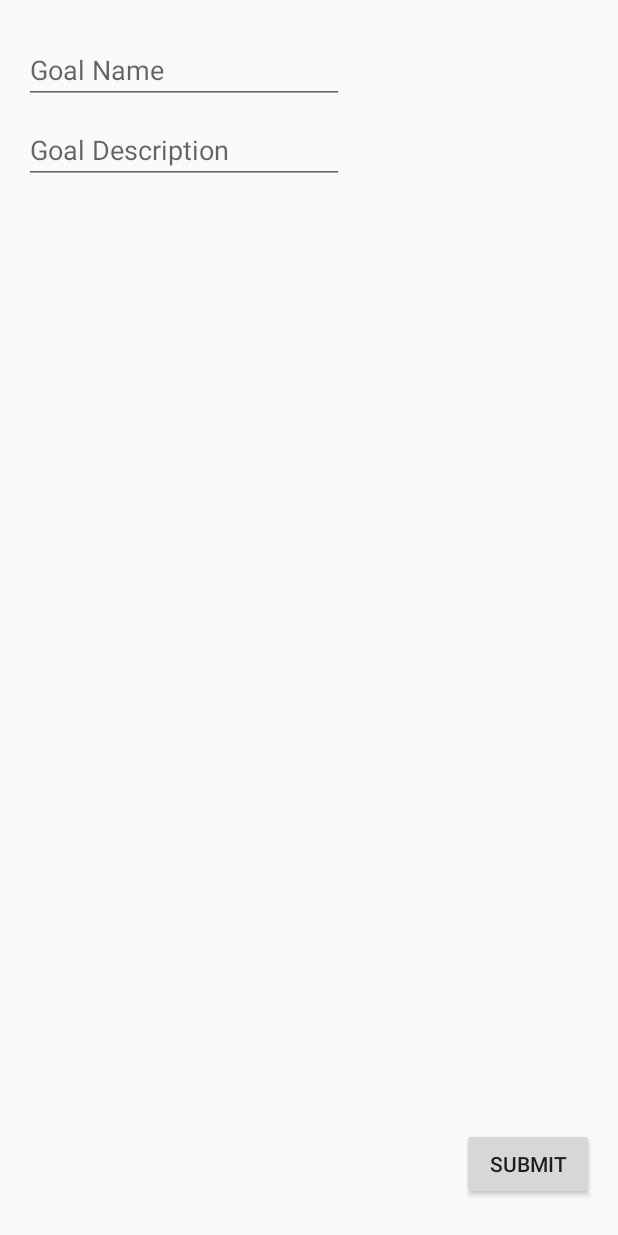
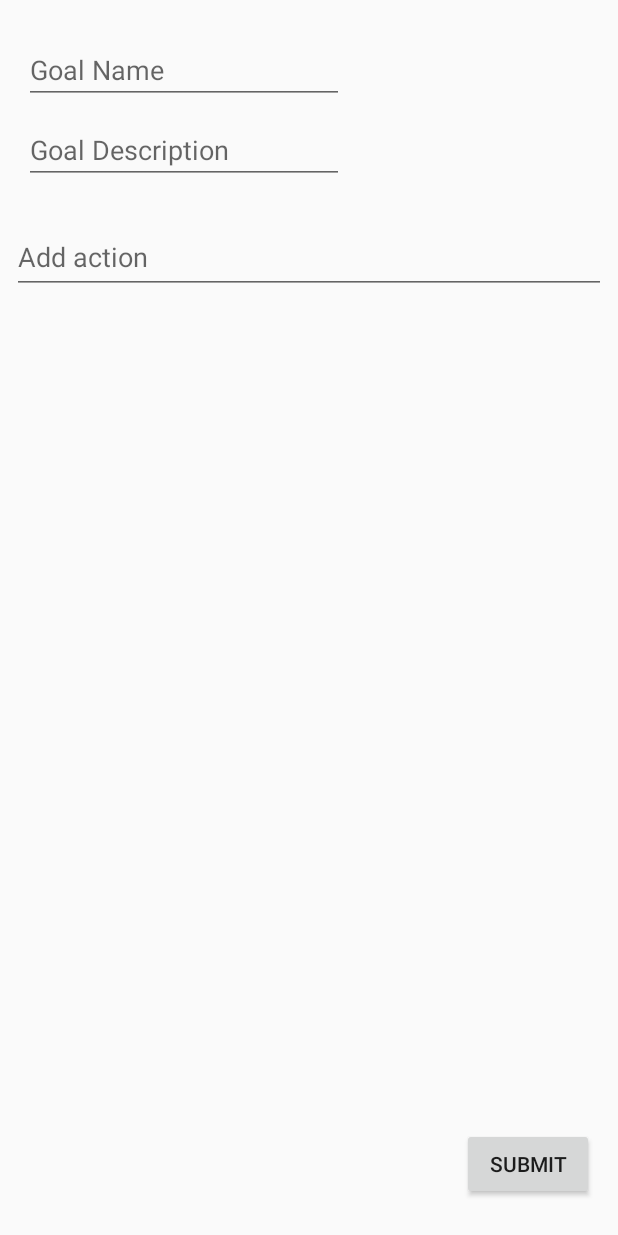
Before and after one commit to fbu-mova/Mova, an Android app: the layout activity_goal_compose.xml on its own in the app's theme, with its tools: preview values and no code run, on a phone screen of 412 x 824 dp. Run offline under Robolectric (Android 15) with nearby library versions, the phone set to English and light mode, and no system bars.

Commit message:
Finish GoalComposeActivity for multiple actions

```diff
--- a/Mova/app/src/main/java/com/example/mova/fragments/Personal/ComposeActionDialog.java
+++ b/Mova/app/src/main/java/com/example/mova/fragments/Personal/ComposeActionDialog.java
@@ -21,6 +21,8 @@ import butterknife.BindView;
 import butterknife.ButterKnife;
 
 public class ComposeActionDialog extends DialogFragment implements TextView.OnEditorActionListener {
+
+    // NO LONGER USING
 
     @BindView(R.id.etAction)        protected EditText etAction;
     @BindView(R.id.btSubmitAction)  protected Button btSubmitAction;
--- a/Mova/app/src/main/java/com/example/mova/model/RelationFrame.java
+++ b/Mova/app/src/main/java/com/example/mova/model/RelationFrame.java
@@ -39,6 +39,12 @@ public class RelationFrame<T extends ParseObject> {
         });
     }
 
+    // only adds the object to the relation w/o saving in background
+    public void add(T object) {
+        ParseRelation<T> relation = parseObject.getRelation(key);
+        relation.add(object);
+    }
+
     public void add(T object, AsyncUtils.ItemCallback<T> callback) {
         ParseRelation<T> relation = parseObject.getRelation(key);
         relation.add(object);
--- a/Mova/app/src/main/res/layout/activity_goal_compose.xml
+++ b/Mova/app/src/main/res/layout/activity_goal_compose.xml
@@ -14,24 +14,40 @@
         android:layout_marginBottom="8dp"
         app:layout_constraintBottom_toTopOf="@+id/btSubmit"
         app:layout_constraintEnd_toEndOf="parent"
+        app:layout_constraintHorizontal_bias="0.0"
         app:layout_constraintStart_toStartOf="parent"
         app:layout_constraintTop_toTopOf="parent">
 
         <androidx.recyclerview.widget.RecyclerView
             android:id="@+id/rvComposeAction"
             android:layout_width="0dp"
-            android:layout_height="0dp"
+            android:layout_height="wrap_content"
             android:layout_marginStart="16dp"
             android:layout_marginLeft="16dp"
             android:layout_marginTop="16dp"
             android:layout_marginEnd="16dp"
             android:layout_marginRight="16dp"
-            android:layout_marginBottom="16dp"
-            android:onClick="onClick"
-            app:layout_constraintBottom_toBottomOf="parent"
             app:layout_constraintEnd_toEndOf="parent"
             app:layout_constraintStart_toStartOf="parent"
-            app:layout_constraintTop_toBottomOf="@+id/etGoalDescription" />
+            app:layout_constraintTop_toBottomOf="@+id/etGoalDescription">
+
+        </androidx.recyclerview.widget.RecyclerView>
+
+        <EditText
+            android:id="@+id/etAddAction"
+            android:layout_width="0dp"
+            android:layout_height="49dp"
+            android:layout_marginStart="8dp"
+            android:layout_marginLeft="8dp"
+            android:layout_marginTop="8dp"
+            android:layout_marginEnd="8dp"
+            android:layout_marginRight="8dp"
+            android:ems="10"
+            android:hint="Add action"
+            android:inputType="textPersonName"
+            app:layout_constraintEnd_toEndOf="parent"
+            app:layout_constraintStart_toStartOf="parent"
+            app:layout_constraintTop_toBottomOf="@+id/rvComposeAction" />
 
         <EditText
             android:id="@+id/etGoalName"
--- a/Mova/app/src/main/res/layout/item_compose_action.xml
+++ b/Mova/app/src/main/res/layout/item_compose_action.xml
@@ -1,7 +1,8 @@
 <?xml version="1.0" encoding="utf-8"?>
 <LinearLayout xmlns:android="http://schemas.android.com/apk/res/android"
-    android:orientation="horizontal" android:layout_width="match_parent"
-    android:layout_height="match_parent">
+    android:layout_width="match_parent"
+    android:layout_height="wrap_content"
+    android:orientation="horizontal">
 
     <RadioButton
         android:id="@+id/rbAction"
```
Also changed, not shown: Mova/app/src/main/java/com/example/mova/activities/GoalComposeActivity.java (+149 -69 lines), Mova/app/src/main/java/com/example/mova/adapters/ComposeActionsAdapter.java (+5 -9 lines).
